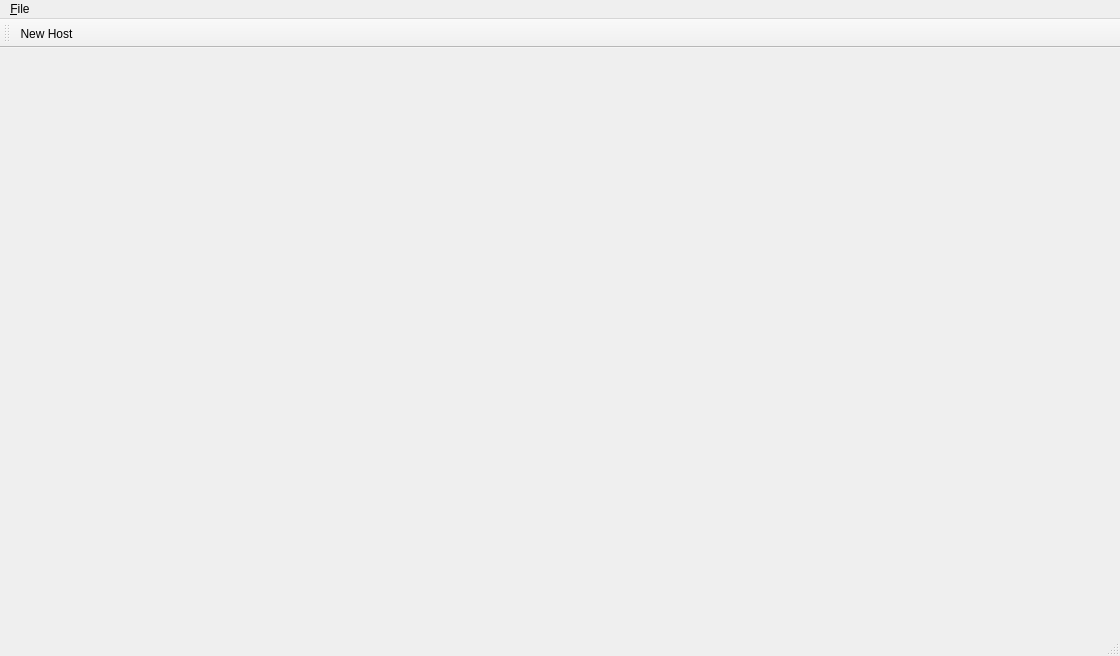
Above: ARTC/mainwindow.ui from byroncoughlinSr/ARTC before the change. Below: the same form after it.
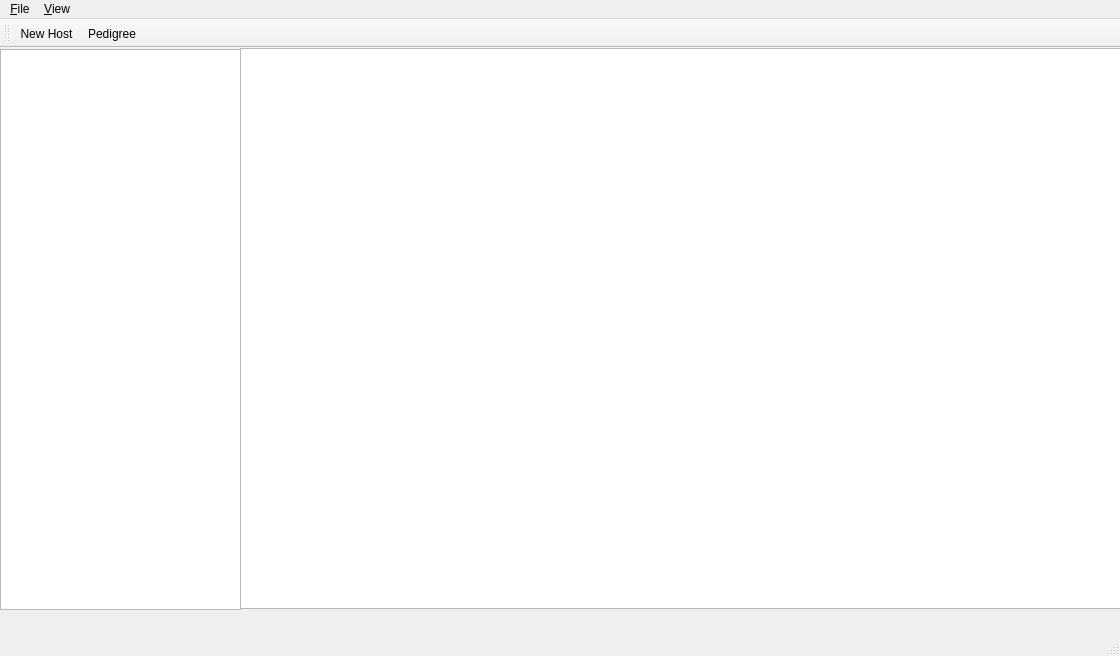
That is the form after the change. Icons and pictures are not drawn.

Commit message: Changed database connection to singleton model. Added pedigree icon and listview dialog. Continue cleanup of existing code. Also working on documentation.

What changed in the file:
```diff
--- a/ARTC/mainwindow.ui
+++ b/ARTC/mainwindow.ui
@@ -13,7 +13,28 @@
   <property name="windowTitle">
    <string>ARTC</string>
   </property>
-  <widget class="QWidget" name="centralWidget"/>
+  <widget class="QWidget" name="centralWidget">
+   <widget class="QGraphicsView" name="graphicsView">
+    <property name="geometry">
+     <rect>
+      <x>240</x>
+      <y>0</y>
+      <width>881</width>
+      <height>561</height>
+     </rect>
+    </property>
+   </widget>
+   <widget class="QListView" name="individualListView">
+    <property name="geometry">
+     <rect>
+      <x>0</x>
+      <y>1</y>
+      <width>241</width>
+      <height>561</height>
+     </rect>
+    </property>
+   </widget>
+  </widget>
   <widget class="QMenuBar" name="menuBar">
    <property name="geometry">
     <rect>
@@ -29,7 +50,14 @@
     </property>
     <addaction name="action_New_Host"/>
    </widget>
+   <widget class="QMenu" name="menuView">
+    <property name="title">
+     <string>&amp;View</string>
+    </property>
+    <addaction name="actionPedigree"/>
+   </widget>
    <addaction name="menu_File"/>
+   <addaction name="menuView"/>
   </widget>
   <widget class="QToolBar" name="mainToolBar">
    <attribute name="toolBarArea">
@@ -39,6 +67,7 @@
     <bool>false</bool>
    </attribute>
    <addaction name="action_New_Host"/>
+   <addaction name="actionPedigree"/>
   </widget>
   <widget class="QStatusBar" name="statusBar"/>
   <action name="action_New_Host">
@@ -50,6 +79,15 @@
     <string>&amp;New Host</string>
    </property>
   </action>
+  <action name="actionPedigree">
+   <property name="icon">
+    <iconset resource="resources.qrc">
+     <normaloff>:/rec/images/pedigree.png</normaloff>:/rec/images/pedigree.png</iconset>
+   </property>
+   <property name="text">
+    <string>&amp;Pedigree</string>
+   </property>
+  </action>
  </widget>
  <layoutdefault spacing="6" margin="11"/>
  <resources>
```
The commit also changes 20 other files.
